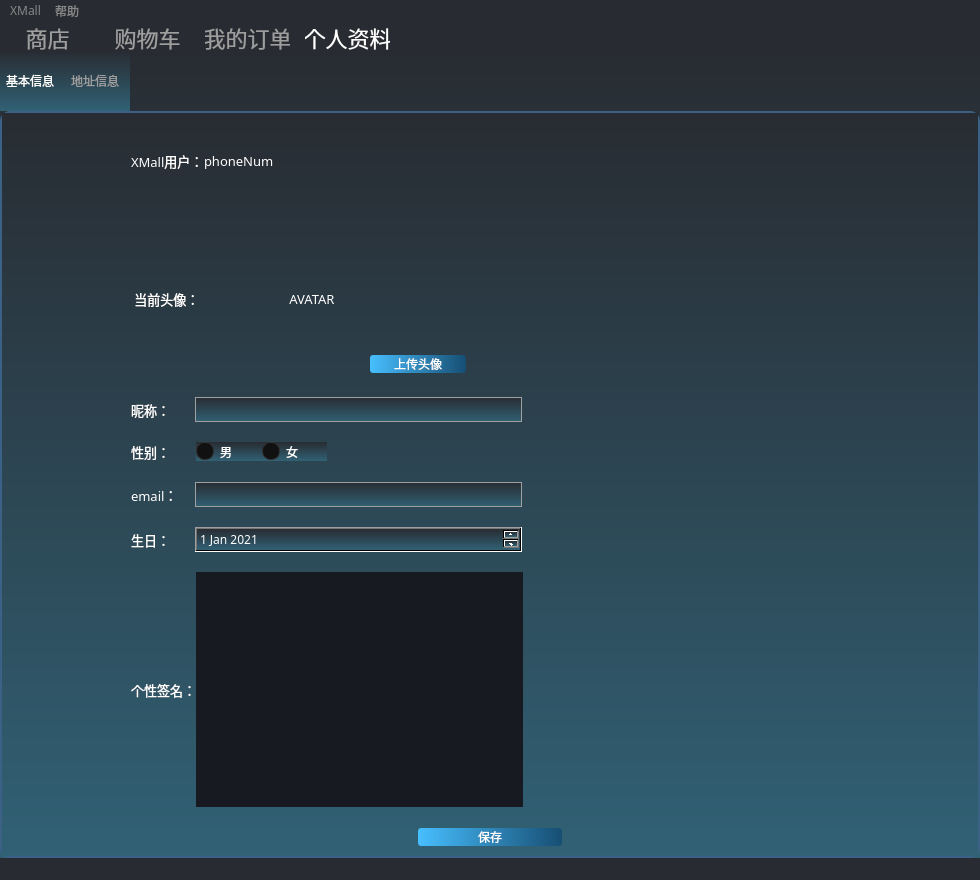
Old version of the form XMall-Customer/mainwindow.ui in the repository XuanchenLi/XMall.
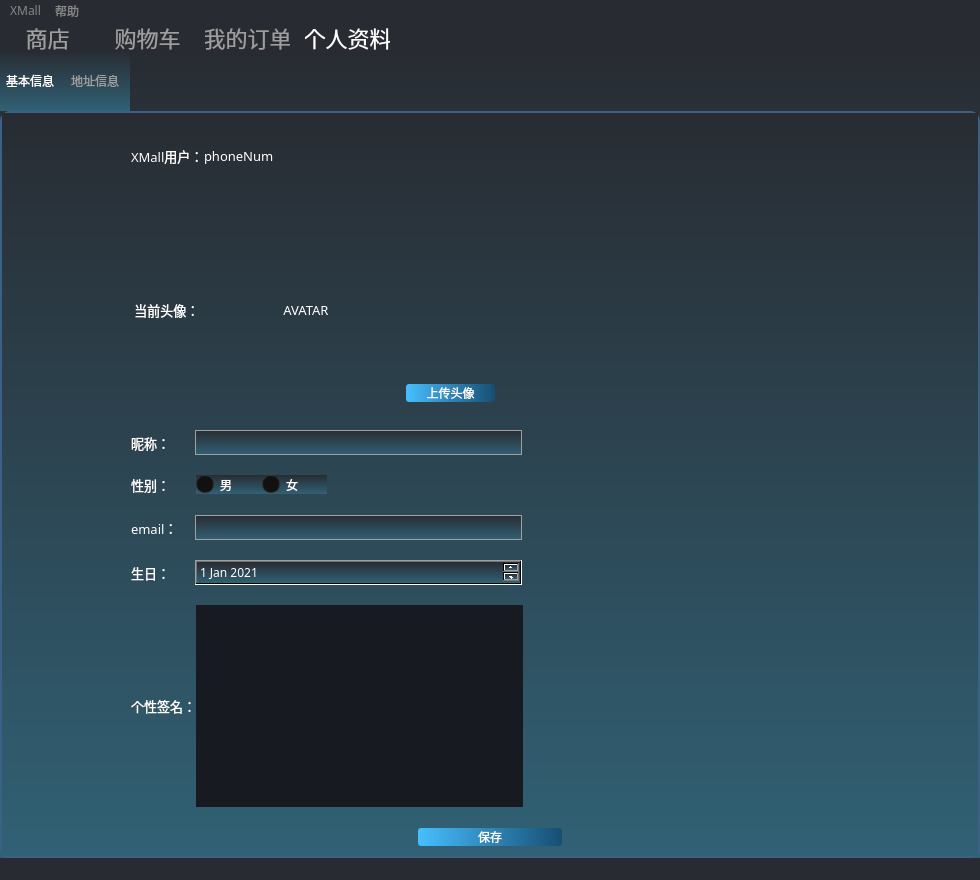
New version of the form. The open tabs and pages were chosen to show the change. Custom widgets are drawn as their Qt base class.

The edit to the form file:
```diff
--- a/XMall-Customer/mainwindow.ui
+++ b/XMall-Customer/mainwindow.ui
@@ -752,8 +752,8 @@
                        </property>
                        <property name="minimumSize">
                         <size>
-                         <width>0</width>
-                         <height>0</height>
+                         <width>200</width>
+                         <height>200</height>
                         </size>
                        </property>
                        <property name="maximumSize">
```
Left out of the diff: 2 changed lines with no effect on the pictures.
